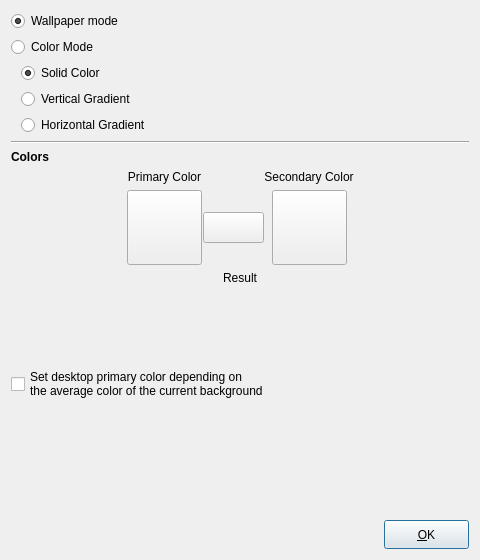
Above: 5.0/wallch_5.0-source/src/gui/colors_gradients.ui from LeonVitanos/Wallch before the change. Below: the same form after it.
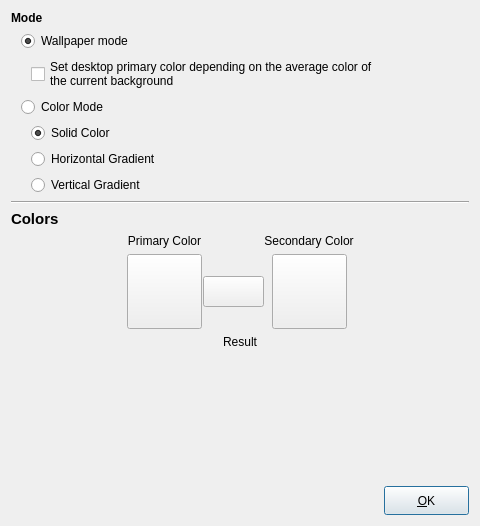
That is the form after the change. Icons and pictures are not drawn.

Commit message: Color Shading: Fixes and refactoring

Patch:
```diff
--- a/5.0/wallch_5.0-source/src/gui/colors_gradients.ui
+++ b/5.0/wallch_5.0-source/src/gui/colors_gradients.ui
@@ -7,7 +7,7 @@
     <x>0</x>
     <y>0</y>
     <width>480</width>
-    <height>560</height>
+    <height>526</height>
    </rect>
   </property>
   <property name="windowTitle">
@@ -15,6 +15,23 @@
   </property>
   <layout class="QVBoxLayout" name="verticalLayout_2">
    <item>
+    <widget class="QLabel" name="label">
+     <property name="font">
+      <font>
+       <bold>true</bold>
+      </font>
+     </property>
+     <property name="text">
+      <string>Mode</string>
+     </property>
+    </widget>
+   </item>
+   <item>
+    <layout class="QVBoxLayout" name="verticalLayout_4">
+     <property name="leftMargin">
+      <number>10</number>
+     </property>
+     <item>
     <widget class="QRadioButton" name="wallpaperModeButton">
      <property name="text">
       <string>Wallpaper mode</string>
@@ -27,6 +44,36 @@
      </attribute>
     </widget>
    </item>
+     <item>
+      <layout class="QHBoxLayout" name="horizontalLayout_3">
+       <property name="leftMargin">
+        <number>10</number>
+       </property>
+       <item>
+        <widget class="QCheckBox" name="average_color_checkbox">
+         <property name="sizePolicy">
+          <sizepolicy hsizetype="Minimum" vsizetype="Minimum">
+           <horstretch>0</horstretch>
+           <verstretch>0</verstretch>
+          </sizepolicy>
+         </property>
+         <property name="maximumSize">
+          <size>
+           <width>462</width>
+           <height>16777215</height>
+          </size>
+         </property>
+         <property name="focusPolicy">
+          <enum>Qt::NoFocus</enum>
+         </property>
+         <property name="text">
+          <string>Set desktop primary color depending on the average color of 
+the current background</string>
+         </property>
+        </widget>
+       </item>
+      </layout>
+     </item>
    <item>
     <widget class="QRadioButton" name="colorModeButton">
      <property name="text">
@@ -58,19 +105,6 @@
        </attribute>
       </widget>
      </item>
-     <item>
-      <widget class="QRadioButton" name="vertical_radioButton">
-       <property name="focusPolicy">
-        <enum>Qt::NoFocus</enum>
-       </property>
-       <property name="text">
-        <string>Vertical Gradient</string>
-       </property>
-       <attribute name="buttonGroup">
-        <string notr="true">buttonGroup_2</string>
-       </attribute>
-      </widget>
-     </item>
      <item>
       <widget class="QRadioButton" name="horizontal_radioButton">
        <property name="focusPolicy">
@@ -84,6 +118,21 @@
        </attribute>
       </widget>
      </item>
+       <item>
+        <widget class="QRadioButton" name="vertical_radioButton">
+         <property name="focusPolicy">
+          <enum>Qt::NoFocus</enum>
+         </property>
+         <property name="text">
+          <string>Vertical Gradient</string>
+         </property>
+         <attribute name="buttonGroup">
+          <string notr="true">buttonGroup_2</string>
+         </attribute>
+        </widget>
+       </item>
+      </layout>
+     </item>
     </layout>
    </item>
    <item>
@@ -97,7 +146,7 @@
     <widget class="QLabel" name="label_2">
      <property name="font">
       <font>
-       <pointsize>9</pointsize>
+       <pointsize>11</pointsize>
        <bold>true</bold>
       </font>
      </property>
@@ -401,17 +450,6 @@
      </item>
     </layout>
    </item>
-   <item>
-    <widget class="QCheckBox" name="average_color_checkbox">
-     <property name="focusPolicy">
-      <enum>Qt::NoFocus</enum>
-     </property>
-     <property name="text">
-      <string>Set desktop primary color depending on
-the average color of the current background</string>
-     </property>
-    </widget>
-   </item>
    <item>
     <spacer name="verticalSpacer">
      <property name="orientation">
```
Left out of the diff: 2 changed lines with no effect on the pictures. Lines whose indentation alone changed are shown as unchanged. The commit also changes 5 other files.
